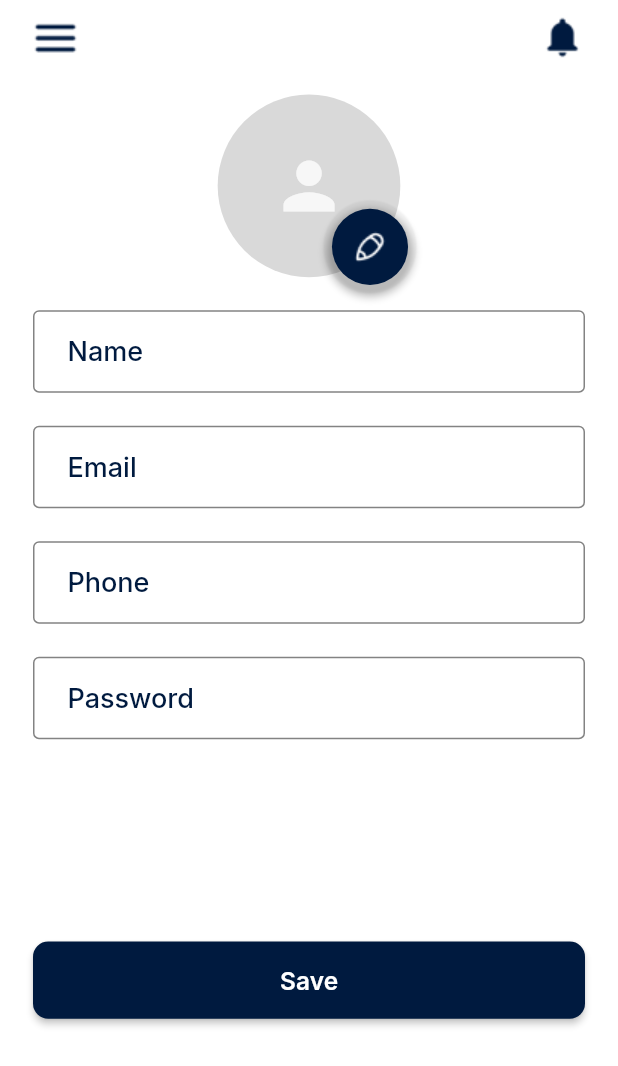
After one commit to Mohamedihab29592/meal-recommendation-B1, a Flutter app: the ProfileScreen screen opened directly, on a phone screen of 412 x 824 dp. The commit adds this screen. Shown: the top 1066 px of the screen. Run offline on Flutter 3.47's test engine with Material 3 defaults, Android fonts, the phone set to English and light mode, and no system bars; drawn by our look-alikes of badges; our stand-ins replace firebase_auth, firebase_core, flutter_screenutil, flutter_secure_storage, flutter_svg, get_it and 5 more; accounts and stored records are empty.

Commit message:
Design Profile UI

```diff
--- a/lib/core/routes/app_routes.dart
+++ b/lib/core/routes/app_routes.dart
@@ -1,4 +1,5 @@
 import 'package:flutter/material.dart';
+import 'package:meal_recommendation_b1/features/Profile/Presentation/Screens/profile_screen.dart';
 
 import '../../features/auth/persentation/screens/login/login_screen.dart';
 import '../../features/auth/persentation/screens/register/register_screen.dart';
@@ -45,7 +46,8 @@ class AppRoutes {
       default:
         return MaterialPageRoute(
             builder: (_) => Scaffold(
-              body: Center(child: Text('No route defined for ${settings.name}')),
+                  body: Center(
+                      child: Text('No route defined for ${settings.name}')),
                 ));
     }
   }
--- /dev/null
+++ b/lib/core/services/form_input_validation.dart
@@ -0,0 +1,70 @@
+class FormInputValidation {
+  static String? phoneNumberValidation(String? value) {
+    if (value?.isEmpty ?? true) {
+      return "Required Field ";
+    }
+    if (value!.length != 11) {
+      return "it must be 11 numbers";
+    }
+    if (value.substring(0, 3) == "010" ||
+        value.substring(0, 3) == "011" ||
+        value.substring(0, 3) == "012" ||
+        value.substring(0, 3) == "015") {
+      return null;
+    } else {
+      return "Your Number Must Begin With 010 / 011 / 012 / 015";
+    }
+  }
+
+  static String? passwordValidation(String? value) {
+    if (value?.isEmpty ?? true) {
+      return "Required Field";
+    } else {
+      List<String> messages = [];
+      if (value!.length < 8) {
+        messages.add("Password must be at least 8 characters long.");
+      }
+      if (!RegExp(r'[A-Z]').hasMatch(value)) {
+        messages.add("Password must contain at least one uppercase letter.");
+      }
+      if (!RegExp(r'[a-z]').hasMatch(value)) {
+        messages.add("Password must contain at least one lowercase letter.");
+      }
+      if (!RegExp(r'[0-9]').hasMatch(value)) {
+        messages.add("Password must contain at least one digit.");
+      }
+      if (!RegExp(r'[!@#\$&*~]').hasMatch(value)) {
+        messages.add(
+            r"Password must contain at least one special character (!@#$&*~).");
+      }
+
+      if (messages.isNotEmpty) {
+        return "Password validation failed:\n${messages.join("\n")}";
+      } else {
+        return null;
+      }
+    }
+  }
+
+  static String? emptyValueValidation(value) {
+    if (value?.isEmpty ?? true) {
+      return "Required Field ";
+    }
+    return null;
+  }
+
+  static String? emailValidation(String? value) {
+    if (value?.isEmpty ?? true) {
+      return "Required Field";
+    } else {
+      final bool emailValid = RegExp(
+              r"^[a-zA-Z0-9.a-zA-Z0-9.!#$%&'*+-/=?^_`{|}~]+@[a-zA-Z0-9]+\.[a-zA-Z]+")
+          .hasMatch(value!);
+      if (!emailValid) {
+        return "This Email is Invalid !! ";
+      } else {
+        return null;
+      }
+    }
+  }
+}
--- /dev/null
+++ b/lib/features/Profile/Presentation/Screens/profile_screen.dart
@@ -0,0 +1,39 @@
+import 'package:flutter/material.dart';
+import 'package:meal_recommendation_b1/features/Profile/Presentation/Screens/widgets/profile_view_form.dart';
+import 'package:meal_recommendation_b1/features/Profile/Presentation/Screens/widgets/profile_view_header.dart';
+import 'package:meal_recommendation_b1/features/Profile/Presentation/Screens/widgets/profile_view_picture.dart';
+
+class ProfileScreen extends StatelessWidget {
+  const ProfileScreen({super.key});
+
+  @override
+  Widget build(BuildContext context) {
+    return const Scaffold(
+      body: SafeArea(
+        child: Padding(
+          padding: EdgeInsets.symmetric(horizontal: 22, vertical: 10),
+          child: CustomScrollView(
+            slivers: [
+              SliverFillRemaining(
+                hasScrollBody: false,
+                child: Column(
+                  children: [
+                    ProfileViewHeader(),
+                    SizedBox(
+                      height: 23,
+                    ),
+                    ProfileViewPicture(),
+                    SizedBox(
+                      height: 22,
+                    ),
+                    ProfileViewForm()
+                  ],
+                ),
+              )
+            ],
+          ),
+        ),
+      ),
+    );
+  }
+}
--- /dev/null
+++ b/lib/features/Profile/Presentation/Screens/widgets/profile_text_field.dart
@@ -0,0 +1,58 @@
+import 'package:flutter/material.dart';
+import 'package:meal_recommendation_b1/core/utiles/app_colors.dart';
+
+class ProfileTextField extends StatelessWidget {
+  const ProfileTextField({
+    super.key,
+    required this.hint,
+    required this.onSaved,
+    this.obscureText = false,
+    this.keyboardType = TextInputType.text,
+    required this.validator,
+    this.controller,
+  });
+  final String hint;
+  final bool obscureText;
+  final TextInputType keyboardType;
+  final TextEditingController? controller;
+  final String? Function(String?)? validator;
+  final void Function(String?) onSaved;
+
+  @override
+  Widget build(BuildContext context) {
+    return TextFormField(
+      controller: controller,
+      showCursor: true,
+      enableInteractiveSelection: false,
+      keyboardType: keyboardType,
+      validator: validator,
+      obscureText: obscureText,
+      onSaved: onSaved,
+      cursorColor: Colors.grey,
+      style: Theme.of(context)
+          .textTheme
+          .titleLarge!
+          .copyWith(color: AppColors.primary),
+      decoration: InputDecoration(
+        hintText: hint,
+        hintStyle: Theme.of(context)
+            .textTheme
+            .titleLarge!
+            .copyWith(color: AppColors.primary),
+        contentPadding:
+            const EdgeInsets.symmetric(vertical: 16, horizontal: 19),
+        enabledBorder: buildBorder(),
+        focusedBorder: buildBorder(),
+        border: buildBorder(),
+      ),
+    );
+  }
+
+  OutlineInputBorder buildBorder() {
+    return const OutlineInputBorder(
+      borderSide: BorderSide(
+        color: Color(0xff838383),
+      ),
+    );
+  }
+}
--- /dev/null
+++ b/lib/features/Profile/Presentation/Screens/widgets/profile_view_form.dart
@@ -0,0 +1,62 @@
+import 'package:flutter/material.dart';
+import 'package:meal_recommendation_b1/core/components/profile_button.dart';
+import 'package:meal_recommendation_b1/core/services/form_input_validation.dart';
+import 'package:meal_recommendation_b1/features/Profile/Presentation/Screens/widgets/profile_text_field.dart';
+
+class ProfileViewForm extends StatelessWidget {
+  const ProfileViewForm({
+    super.key,
+  });
+
+  @override
+  Widget build(BuildContext context) {
+    return Expanded(
+      child: Column(
+        children: [
+          ProfileTextField(
+            hint: "Name",
+            onSaved: (value) {},
+            validator: FormInputValidation.emptyValueValidation,
+          ),
+          const SizedBox(
+            height: 22,
+          ),
+          ProfileTextField(
+            hint: "Email",
+            onSaved: (value) {},
+            validator: FormInputValidation.emptyValueValidation,
+          ),
+          const SizedBox(
+            height: 22,
+          ),
+          ProfileTextField(
+            hint: "Phone",
+            onSaved: (value) {},
+            validator: FormInputValidation.emptyValueValidation,
+          ),
+          const SizedBox(
+            height: 22,
+          ),
+          ProfileTextField(
+            hint: "Password",
+            obscureText: true,
+            onSaved: (value) {},
+            validator: FormInputValidation.emptyValueValidation,
+          ),
+          const Expanded(
+            child: SizedBox(
+              height: 25,
+            ),
+          ),
+          ProfileButton(
+            onPressed: () {},
+            text: "Save",
+          ),
+          const Expanded(
+            child: SizedBox(),
+          ),
+        ],
+      ),
+    );
+  }
+}
--- /dev/null
+++ b/lib/features/Profile/Presentation/Screens/widgets/profile_view_header.dart
@@ -0,0 +1,19 @@
+import 'package:flutter/material.dart';
+import 'package:meal_recommendation_b1/core/utiles/assets.dart';
+
+class ProfileViewHeader extends StatelessWidget {
+  const ProfileViewHeader({
+    super.key,
+  });
+
+  @override
+  Widget build(BuildContext context) {
+    return Row(
+      children: [
+        Image.asset(Assets.icProfileMenu),
+        const Spacer(),
+        Image.asset(Assets.icNotification),
+      ],
+    );
+  }
+}
--- /dev/null
+++ b/lib/features/Profile/Presentation/Screens/widgets/profile_view_picture.dart
@@ -0,0 +1,47 @@
+import 'package:flutter/material.dart';
+import 'package:badges/badges.dart' as badges;
+import 'package:flutter_screenutil/flutter_screenutil.dart';
+import 'package:meal_recommendation_b1/core/utiles/app_colors.dart';
+import 'package:meal_recommendation_b1/core/utiles/assets.dart';
+
+class ProfileViewPicture extends StatelessWidget {
+  const ProfileViewPicture({
+    super.key,
+  });
+
+  @override
+  Widget build(BuildContext context) {
+    return Stack(
+      clipBehavior: Clip.none,
+      children: [
+        CircleAvatar(
+          radius: 60.r,
+          backgroundColor: const Color(0xffD9D9D9),
+          child: Icon(
+            Icons.person,
+            size: 50.sp,
+            color: Colors.white.withOpacity(0.8),
+          ),
+        ),
+        Positioned(
+          bottom: -10.sp,
+          right: -10.sp,
+          child: badges.Badge(
+            badgeAnimation: const badges.BadgeAnimation.fade(),
+            badgeStyle: const badges.BadgeStyle(badgeColor: Colors.transparent),
+            badgeContent: IconButton.filled(
+              style: IconButton.styleFrom(
+                  fixedSize: Size(50.sp, 50.sp),
+                  backgroundColor: AppColors.primary),
+              onPressed: () {},
+              iconSize: 26.sp,
+              icon: Image.asset(
+                Assets.icEdit,
+              ),
+            ),
+          ),
+        ),
+      ],
+    );
+  }
+}
```
Also changed, not shown: lib/features/on_boarding/screens/on_boarding_screen.dart (+32 -11 lines), pubspec.yaml (+30 -38 lines), pubspec.lock. Lines whose indentation alone changed are shown as unchanged.
